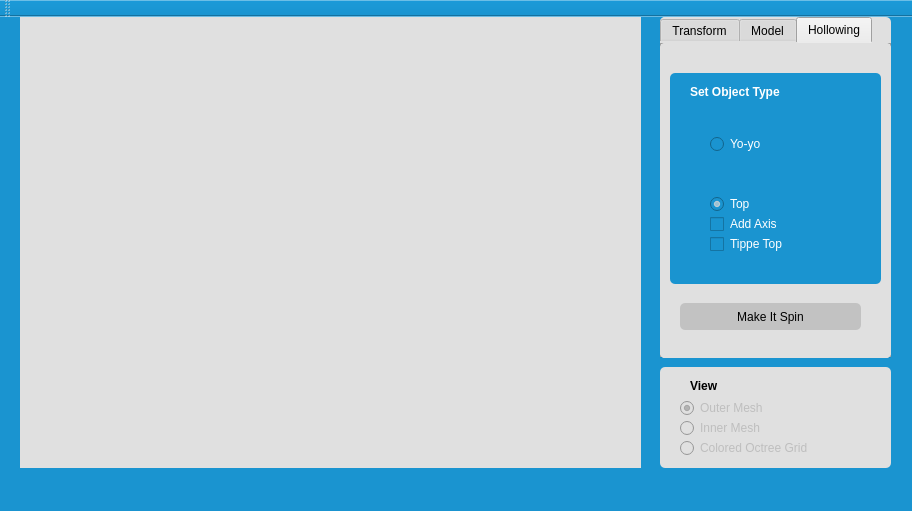
Before: the Qt Designer form view/mainwindow.ui in CG-Group-Spin-It-TU-Berlin-Sommer-2015/cg-project-spin-it, drawn with Qt 5.
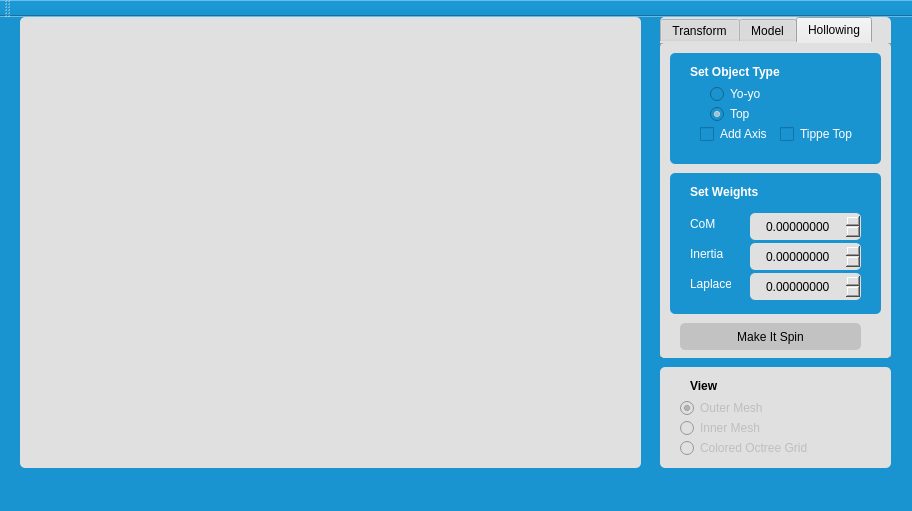
After: the same form once the commit is applied. The open tabs and pages were chosen to show the change. Custom widgets are drawn as their Qt base class.

Commit message: - added GUI elements for setting weights during runtime

Diff of the .ui file:
```diff
--- a/view/mainwindow.ui
+++ b/view/mainwindow.ui
@@ -39,7 +39,8 @@
      <bool>false</bool>
     </property>
     <property name="styleSheet">
-     <string notr="true">background-color: rgb(224, 224, 224);</string>
+     <string notr="true">background-color: rgb(224, 224, 224);
+border-radius:5px;</string>
     </property>
    </widget>
    <widget class="QFrame" name="settingFrame">
@@ -522,9 +523,9 @@
        <property name="geometry">
         <rect>
          <x>10</x>
-         <y>30</y>
+         <y>10</y>
          <width>211</width>
-         <height>211</height>
+         <height>111</height>
         </rect>
        </property>
        <property name="styleSheet">
@@ -543,7 +544,7 @@
           <x>10</x>
           <y>10</y>
           <width>191</width>
-          <height>191</height>
+          <height>91</height>
          </rect>
         </property>
         <property name="styleSheet">
@@ -556,7 +557,7 @@
          <property name="geometry">
           <rect>
            <x>30</x>
-           <y>50</y>
+           <y>20</y>
            <width>71</width>
            <height>22</height>
           </rect>
@@ -569,7 +570,7 @@
          <property name="geometry">
           <rect>
            <x>30</x>
-           <y>110</y>
+           <y>40</y>
            <width>61</width>
            <height>22</height>
           </rect>
@@ -584,8 +585,8 @@
         <widget class="QCheckBox" name="AddAxisCheckBox">
          <property name="geometry">
           <rect>
-           <x>30</x>
-           <y>130</y>
+           <x>20</x>
+           <y>60</y>
            <width>91</width>
            <height>22</height>
           </rect>
@@ -602,8 +603,8 @@
         <widget class="QCheckBox" name="tippiTopCheckBox">
          <property name="geometry">
           <rect>
-           <x>30</x>
-           <y>150</y>
+           <x>100</x>
+           <y>60</y>
            <width>91</width>
            <height>22</height>
           </rect>
@@ -642,7 +643,7 @@
        <property name="geometry">
         <rect>
          <x>20</x>
-         <y>260</y>
+         <y>280</y>
          <width>181</width>
          <height>27</height>
         </rect>
@@ -654,6 +655,189 @@
         <string>Make It Spin</string>
        </property>
       </widget>
+      <widget class="QFrame" name="weightFrame">
+       <property name="geometry">
+        <rect>
+         <x>10</x>
+         <y>130</y>
+         <width>211</width>
+         <height>141</height>
+        </rect>
+       </property>
+       <property name="styleSheet">
+        <string notr="true">background-color: rgb(26, 148, 208);
+border-radius:5px;</string>
+       </property>
+       <property name="frameShape">
+        <enum>QFrame::StyledPanel</enum>
+       </property>
+       <property name="frameShadow">
+        <enum>QFrame::Raised</enum>
+       </property>
+       <widget class="QLabel" name="weightLabel">
+        <property name="geometry">
+         <rect>
+          <x>20</x>
+          <y>10</y>
+          <width>131</width>
+          <height>17</height>
+         </rect>
+        </property>
+        <property name="styleSheet">
+         <string notr="true">color:white;font-weight:bold;</string>
+        </property>
+        <property name="text">
+         <string>Set Weights</string>
+        </property>
+       </widget>
+       <widget class="QDoubleSpinBox" name="CSpinBox">
+        <property name="geometry">
+         <rect>
+          <x>80</x>
+          <y>40</y>
+          <width>111</width>
+          <height>27</height>
+         </rect>
+        </property>
+        <property name="layoutDirection">
+         <enum>Qt::LeftToRight</enum>
+        </property>
+        <property name="styleSheet">
+         <string notr="true">background-color: rgb(224, 224, 224);</string>
+        </property>
+        <property name="alignment">
+         <set>Qt::AlignCenter</set>
+        </property>
+        <property name="decimals">
+         <number>8</number>
+        </property>
+        <property name="maximum">
+         <double>1.000000000000000</double>
+        </property>
+        <property name="singleStep">
+         <double>0.000001000000000</double>
+        </property>
+       </widget>
+       <widget class="QDoubleSpinBox" name="ISpinBox">
+        <property name="geometry">
+         <rect>
+          <x>80</x>
+          <y>70</y>
+          <width>111</width>
+          <height>27</height>
+         </rect>
+        </property>
+        <property name="layoutDirection">
+         <enum>Qt::LeftToRight</enum>
+        </property>
+        <property name="styleSheet">
+         <string notr="true">background-color: rgb(224, 224, 224);</string>
+        </property>
+        <property name="alignment">
+         <set>Qt::AlignCenter</set>
+        </property>
+        <property name="decimals">
+         <number>8</number>
+        </property>
+        <property name="maximum">
+         <double>1.000000000000000</double>
+        </property>
+        <property name="singleStep">
+         <double>0.000001000000000</double>
+        </property>
+       </widget>
+       <widget class="QDoubleSpinBox" name="LSpinBox">
+        <property name="geometry">
+         <rect>
+          <x>80</x>
+          <y>100</y>
+          <width>111</width>
+          <height>27</height>
+         </rect>
+        </property>
+        <property name="layoutDirection">
+         <enum>Qt::LeftToRight</enum>
+        </property>
+        <property name="styleSheet">
+         <string notr="true">background-color: rgb(224, 224, 224);</string>
+        </property>
+        <property name="alignment">
+         <set>Qt::AlignCenter</set>
+        </property>
+        <property name="decimals">
+         <number>8</number>
+        </property>
+        <property name="maximum">
+         <double>1.000000000000000</double>
+        </property>
+        <property name="singleStep">
+         <double>0.000001000000000</double>
+        </property>
+       </widget>
+       <widget class="QLabel" name="CLable">
+        <property name="geometry">
+         <rect>
+          <x>20</x>
+          <y>40</y>
+          <width>41</width>
+          <height>21</height>
+         </rect>
+        </property>
+        <property name="font">
+         <font>
+          <pointsize>9</pointsize>
+         </font>
+        </property>
+        <property name="styleSheet">
+         <string notr="true">color:white;</string>
+        </property>
+        <property name="text">
+         <string>CoM</string>
+        </property>
+       </widget>
+       <widget class="QLabel" name="ILable">
+        <property name="geometry">
+         <rect>
+          <x>20</x>
+          <y>70</y>
+          <width>41</width>
+          <height>21</height>
+         </rect>
+        </property>
+        <property name="font">
+         <font>
+          <pointsize>9</pointsize>
+         </font>
+        </property>
+        <property name="styleSheet">
+         <string notr="true">color:white;</string>
+        </property>
+        <property name="text">
+         <string>Inertia</string>
+        </property>
+       </widget>
+       <widget class="QLabel" name="LLabel">
+        <property name="geometry">
+         <rect>
+          <x>20</x>
+          <y>100</y>
+          <width>41</width>
+          <height>21</height>
+         </rect>
+        </property>
+        <property name="font">
+         <font>
+          <pointsize>9</pointsize>
+         </font>
+        </property>
+        <property name="styleSheet">
+         <string notr="true">color:white;</string>
+        </property>
+        <property name="text">
+         <string>Laplace</string>
+        </property>
+       </widget>
+      </widget>
      </widget>
     </widget>
    </widget>
```
Left out of the diff: 725 changed lines with no effect on the pictures. The commit also changes 16 other files.
